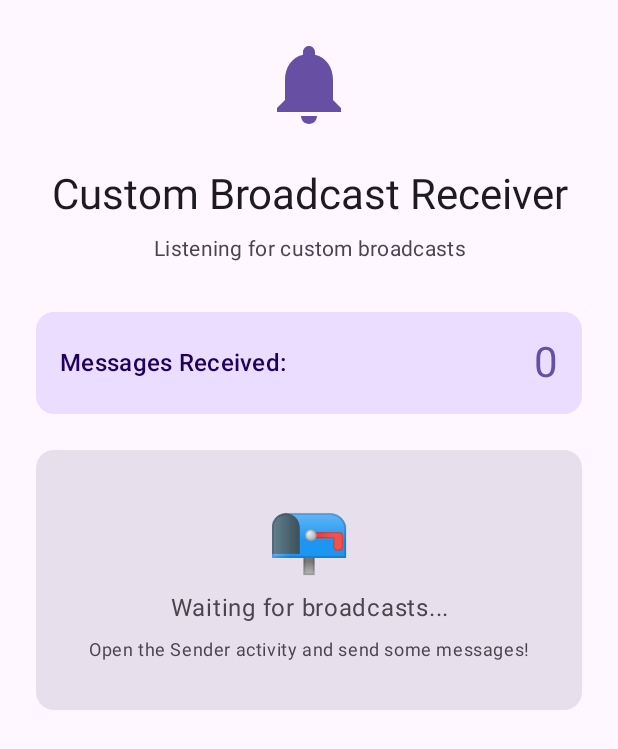
After one commit to balajiprabhu-github/AndroidRefresher, an Android app built with Jetpack Compose: the BroadcastReceiverActivity screen opened directly, with no data from a screen before it, on a phone screen of 412 x 824 dp. The commit adds this screen. Shown: the top 749 px of the screen. Run offline under Robolectric (Android 15) with nearby library versions, the phone set to English and light mode, and no system bars.

Commit message:
custom board cast receiver

```diff
--- /dev/null
+++ b/broadcastreceiver/src/main/java/com/balajiprabhu/broadcastreceiver/custom/BroadcastReceiverActivity.kt
@@ -0,0 +1,221 @@
+package com.balajiprabhu.broadcastreceiver.custom
+
+import android.content.IntentFilter
+import android.os.Build
+import android.os.Bundle
+import android.util.Log
+import androidx.activity.ComponentActivity
+import androidx.activity.compose.setContent
+import androidx.activity.enableEdgeToEdge
+import androidx.compose.foundation.layout.*
+import androidx.compose.foundation.lazy.LazyColumn
+import androidx.compose.foundation.lazy.items
+import androidx.compose.material.icons.Icons
+import androidx.compose.material.icons.filled.Notifications
+import androidx.compose.material3.*
+import androidx.compose.runtime.*
+import androidx.compose.ui.Alignment
+import androidx.compose.ui.Modifier
+import androidx.compose.ui.text.style.TextAlign
+import androidx.compose.ui.unit.dp
+import java.text.SimpleDateFormat
+import java.util.*
+
+data class ReceivedMessage(
+    val message: String,
+    val timestamp: Long,
+    val id: String = UUID.randomUUID().toString()
+)
+
+class BroadcastReceiverActivity : ComponentActivity() {
+
+    private var receivedMessages = mutableStateListOf<ReceivedMessage>()
+
+    private val customMessageReceiver = CustomMessageReceiver { message: String, timestamp: Long ->
+        // Add to the list (newest first)
+        receivedMessages.add(0, ReceivedMessage(message, timestamp))
+        Log.d("BroadcastReceiver", "Received message: $message (total: ${receivedMessages.size})")
+    }
+
+    override fun onCreate(savedInstanceState: Bundle?) {
+        super.onCreate(savedInstanceState)
+        enableEdgeToEdge()
+
+        setContent {
+            MaterialTheme {
+                Scaffold(
+                    modifier = Modifier.fillMaxSize()
+                ) { innerPadding ->
+                    BroadcastReceiverScreen(
+                        receivedMessages = receivedMessages,
+                        modifier = Modifier.padding(innerPadding)
+                    )
+                }
+            }
+        }
+    }
+
+    override fun onStart() {
+        super.onStart()
+        val intentFilter = IntentFilter(BroadcastConstants.ACTION_CUSTOM_MESSAGE)
+
+        // Android 13+ requires explicit export flag
+        if (Build.VERSION.SDK_INT >= Build.VERSION_CODES.TIRAMISU) {
+            registerReceiver(customMessageReceiver, intentFilter, RECEIVER_NOT_EXPORTED)
+        } else {
+            registerReceiver(customMessageReceiver, intentFilter)
+        }
+        Log.d("BroadcastReceiver", "Receiver registered for ${BroadcastConstants.ACTION_CUSTOM_MESSAGE}")
+    }
+
+    override fun onStop() {
+        super.onStop()
+        unregisterReceiver(customMessageReceiver)
+        Log.d("BroadcastReceiver", "Receiver unregistered")
+    }
+}
+
+@Composable
+fun BroadcastReceiverScreen(
+    receivedMessages: List<ReceivedMessage>,
+    modifier: Modifier = Modifier
+) {
+    Column(
+        modifier = modifier
+            .fillMaxSize()
+            .padding(24.dp)
+    ) {
+        // Header
+        Icon(
+            imageVector = Icons.Default.Notifications,
+            contentDescription = null,
+            modifier = Modifier
+                .size(64.dp)
+                .align(Alignment.CenterHorizontally),
+            tint = MaterialTheme.colorScheme.primary
+        )
+
+        Spacer(modifier = Modifier.height(24.dp))
+
+        Text(
+            text = "Custom Broadcast Receiver",
+            style = MaterialTheme.typography.headlineMedium,
+            textAlign = TextAlign.Center,
+            modifier = Modifier.fillMaxWidth()
+        )
+
+        Spacer(modifier = Modifier.height(8.dp))
+
+        Text(
+            text = "Listening for custom broadcasts",
+            style = MaterialTheme.typography.bodyMedium,
+            color = MaterialTheme.colorScheme.onSurfaceVariant,
+            textAlign = TextAlign.Center,
+            modifier = Modifier.fillMaxWidth()
+        )
+
+        Spacer(modifier = Modifier.height(32.dp))
+
+        // Message count
+        Card(
+            colors = CardDefaults.cardColors(
+                containerColor = MaterialTheme.colorScheme.primaryContainer
+            )
+        ) {
+            Row(
+                modifier = Modifier
+                    .fillMaxWidth()
+                    .padding(16.dp),
+                horizontalArrangement = Arrangement.SpaceBetween,
+                verticalAlignment = Alignment.CenterVertically
+            ) {
+                Text(
+                    text = "Messages Received:",
+                    style = MaterialTheme.typography.titleMedium
+                )
+                Text(
+                    text = "${receivedMessages.size}",
+                    style = MaterialTheme.typography.headlineMedium,
+                    color = MaterialTheme.colorScheme.primary
+                )
+            }
+        }
+
+        Spacer(modifier = Modifier.height(24.dp))
+
+        // Messages list
+        if (receivedMessages.isEmpty()) {
+            // Empty state
+            Card(
+                modifier = Modifier.fillMaxWidth(),
+                colors = CardDefaults.cardColors(
+                    containerColor = MaterialTheme.colorScheme.surfaceVariant
+                )
+            ) {
+                Column(
+                    modifier = Modifier
+                        .fillMaxWidth()
+                        .padding(32.dp),
+                    horizontalAlignment = Alignment.CenterHorizontally
+                ) {
+                    Text(
+                        text = "📭",
+                        style = MaterialTheme.typography.displayMedium
+                    )
+                    Spacer(modifier = Modifier.height(8.dp))
+                    Text(
+                        text = "Waiting for broadcasts...",
+                        style = MaterialTheme.typography.bodyLarge,
+                        textAlign = TextAlign.Center
+                    )
+                    Spacer(modifier = Modifier.height(8.dp))
+                    Text(
+                        text = "Open the Sender activity and send some messages!",
+                        style = MaterialTheme.typography.bodySmall,
+                        color = MaterialTheme.colorScheme.onSurfaceVariant,
+                        textAlign = TextAlign.Center
+                    )
+                }
+            }
+        } else {
+            LazyColumn(
+                verticalArrangement = Arrangement.spacedBy(12.dp)
+            ) {
+                items(receivedMessages, key = { it.id }) { message ->
+                    MessageCard(message = message)
+                }
+            }
+        }
+    }
+}
+
+@Composable
+fun MessageCard(message: ReceivedMessage) {
+    val dateFormat = remember { SimpleDateFormat("HH:mm:ss", Locale.getDefault()) }
+    val timeString = dateFormat.format(Date(message.timestamp))
+
+    Card(
+        modifier = Modifier.fillMaxWidth(),
+        colors = CardDefaults.cardColors(
+            containerColor = MaterialTheme.colorScheme.secondaryContainer
+        )
+    ) {
+        Column(
+            modifier = Modifier
+                .fillMaxWidth()
+                .padding(16.dp)
+        ) {
+            Text(
+                text = message.message,
+                style = MaterialTheme.typography.bodyLarge,
+                color = MaterialTheme.colorScheme.onSecondaryContainer
+            )
+            Spacer(modifier = Modifier.height(8.dp))
+            Text(
+                text = "⏰ Received at: $timeString",
+                style = MaterialTheme.typography.bodySmall,
+                color = MaterialTheme.colorScheme.onSecondaryContainer.copy(alpha = 0.7f)
+            )
+        }
+    }
+}
--- /dev/null
+++ b/broadcastreceiver/src/main/java/com/balajiprabhu/broadcastreceiver/custom/CustomMessageReceiver.kt
@@ -0,0 +1,42 @@
+package com.balajiprabhu.broadcastreceiver.custom
+
+import android.content.BroadcastReceiver
+import android.content.Context
+import android.content.Intent
+import android.util.Log
+import android.widget.Toast
+
+class CustomMessageReceiver(
+    val onMessageReceived: (String, Long) -> Unit
+) : BroadcastReceiver() {
+
+    companion object {
+        private const val TAG = "CustomMessageReceiver"
+    }
+
+    override fun onReceive(context: Context?, intent: Intent?) {
+        Log.d(TAG, "onReceive called! Action: ${intent?.action}")
+
+        when (intent?.action) {
+            BroadcastConstants.ACTION_CUSTOM_MESSAGE -> {
+                // Extract data from the broadcast
+                val message =
+                    intent.getStringExtra(BroadcastConstants.EXTRA_MESSAGE) ?: "No message"
+                val timestamp = intent.getLongExtra(BroadcastConstants.EXTRA_TIMESTAMP, 0L)
+
+                Log.d(TAG, "Received broadcast: $message at $timestamp")
+
+                // Show toast for immediate feedback
+                context?.let {
+                    Toast.makeText(it, "📨 $message", Toast.LENGTH_SHORT).show()
+                }
+
+                // Notify the UI
+                onMessageReceived(message, timestamp)
+            }
+            else -> {
+                Log.d(TAG, "Received unknown action: ${intent?.action}")
+            }
+        }
+    }
+}
```
Also changed, not shown: broadcastreceiver/src/main/AndroidManifest.xml (+9 -0 lines), broadcastreceiver/src/main/java/com/balajiprabhu/broadcastreceiver/BroadcastDemoActivity.kt (+27 -0 lines), broadcastreceiver/src/main/java/com/balajiprabhu/broadcastreceiver/custom/BroadcastConstants.kt (added, +10 -0 lines), broadcastreceiver/src/main/java/com/balajiprabhu/broadcastreceiver/custom/BroadcastSenderActivity.kt (added, +197 -0 lines).
